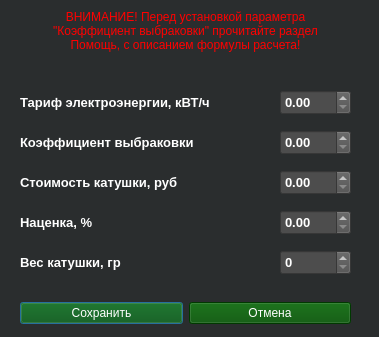
First picture: the form in src/view/ui/printer_settings.ui, repository Ranzo/Calc3d_by_Risen, before the edit.
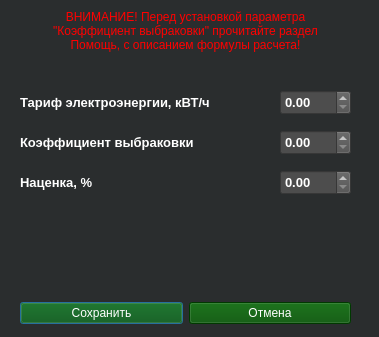
Second picture: the form after the edit. Icons and pictures are not drawn.

```diff
--- a/src/view/ui/printer_settings.ui
+++ b/src/view/ui/printer_settings.ui
@@ -132,65 +132,11 @@
         <string>Коэффициент выбраковки</string>
       </property>
     </widget>
-    <widget class="QDoubleSpinBox" name="input_price_pastik">
-      <property name="geometry">
-        <rect>
-          <x>280</x>
-          <y>170</y>
-          <width>71</width>
-          <height>25</height>
-        </rect>
-      </property>
-      <property name="sizePolicy">
-        <sizepolicy hsizetype="Fixed" vsizetype="Fixed">
-          <horstretch>0</horstretch>
-          <verstretch>0</verstretch>
-        </sizepolicy>
-      </property>
-      <property name="font">
-        <font>
-          <pointsize>10</pointsize>
-          <bold>true</bold>
-          <stylestrategy>PreferAntialias</stylestrategy>
-        </font>
-      </property>
-      <property name="styleSheet">
-        <string notr="true">background-color: rgb(77, 77, 77);</string>
-      </property>
-      <property name="minimum">
-        <double>0.000000000000000</double>
-      </property>
-      <property name="maximum">
-        <double>10000.000000000000000</double>
-      </property>
-    </widget>
-    <widget class="QLabel" name="Price_plastik">
-      <property name="geometry">
-        <rect>
-          <x>20</x>
-          <y>170</y>
-          <width>181</width>
-          <height>25</height>
-        </rect>
-      </property>
-      <property name="font">
-        <font>
-          <pointsize>10</pointsize>
-          <bold>true</bold>
-        </font>
-      </property>
-      <property name="styleSheet">
-        <string notr="true">color: rgb(255, 255, 255);</string>
-      </property>
-      <property name="text">
-        <string>Стоимость катушки, руб</string>
-      </property>
-    </widget>
     <widget class="QDoubleSpinBox" name="input_overprice">
       <property name="geometry">
         <rect>
           <x>280</x>
-          <y>210</y>
+          <y>170</y>
           <width>71</width>
           <height>25</height>
         </rect>
@@ -222,7 +168,7 @@
       <property name="geometry">
         <rect>
           <x>20</x>
-          <y>210</y>
+          <y>170</y>
           <width>181</width>
           <height>25</height>
         </rect>
@@ -240,57 +186,6 @@
         <string>Наценка, %</string>
       </property>
     </widget>
-    <widget class="QLabel" name="weight_plastik">
-      <property name="geometry">
-        <rect>
-          <x>20</x>
-          <y>250</y>
-          <width>181</width>
-          <height>25</height>
-        </rect>
-      </property>
-      <property name="font">
-        <font>
-          <pointsize>10</pointsize>
-          <bold>true</bold>
-        </font>
-      </property>
-      <property name="styleSheet">
-        <string notr="true">color: rgb(255, 255, 255);</string>
-      </property>
-      <property name="text">
-        <string>Вес катушки, гр</string>
-      </property>
-    </widget>
-    <widget class="QSpinBox" name="plastik_menu">
-      <property name="geometry">
-        <rect>
-          <x>280</x>
-          <y>250</y>
-          <width>71</width>
-          <height>25</height>
-        </rect>
-      </property>
-      <property name="styleSheet">
-        <string notr="true">background-color: rgb(77, 77, 77);</string>
-      </property>
-      <property name="minimum">
-        <number>0</number>
-      </property>
-      <property name="maximum">
-        <number>10000</number>
-      </property>
-      <property name="value">
-        <number>0</number>
-      </property>
-      <property name="font">
-        <font>
-          <pointsize>10</pointsize>
-          <bold>true</bold>
-          <stylestrategy>PreferAntialias</stylestrategy>
-        </font>
-      </property>
-    </widget>
     <widget class="QLabel" name="warning_text">
       <property name="geometry">
         <rect>
```
